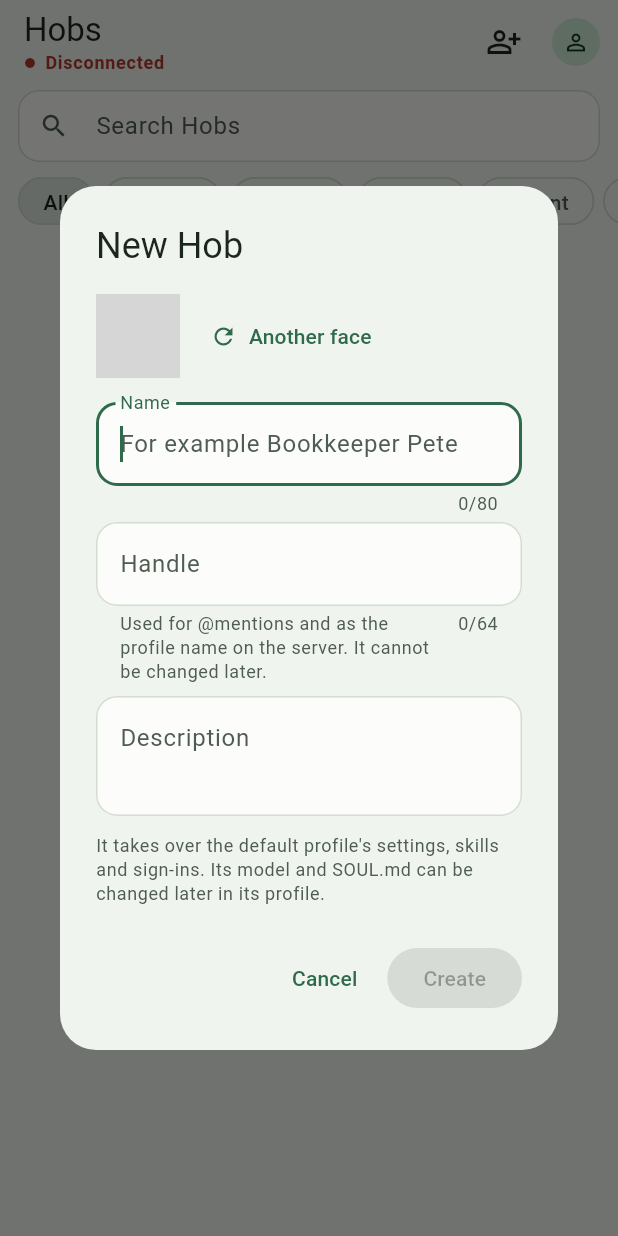
After one commit to danielrataj/hermes-hobs, a Flutter app: the HobsScreen screen opened directly, after a tap on the "person add alt" icon, on a phone screen of 412 x 824 dp. The commit adds this screen. Run offline on Flutter 3.47's test engine with Material 3 defaults, Android fonts, the phone set to English and light mode, and no system bars; our stand-ins replace connectivity_plus, flutter_local_notifications, flutter_markdown_plus, flutter_secure_storage, image_picker, local_auth and 1 more; missing offline and left inert: blobatar_flutter, file_selector, pasteboard, receive_sharing_intent; accounts and stored records are empty; grey boxes are pictures that could not be loaded.

Commit message:
Let a new Hob be created from the app
The Hob list had no way to add a Hob, only to edit existing ones. A person
icon above the list now opens a "New Hob" dialog with a name, a handle,
a description and a blobatar face. The handle follows the name without
accents until edited and is checked against the server's profile name rule
and the roster.

Creating works like the dashboard's New Bot dialog: profiles.create clones
the default profile with shared sign-ins and a SOUL.md naming the Hob's role
and mission, then profiles.configure stores its title and face in ui_meta.
The new Hob's chat opens right after.

```diff
--- a/lib/l10n/strings.dart
+++ b/lib/l10n/strings.dart
@@ -148,6 +148,18 @@ abstract class Strings {
   String get discardChangesTitle;
   String get discardChanges;
   String get keepEditing;
+
+  // --- new hob -------------------------------------------------------------
+  String get newHob;
+  String get newHobHint;
+  String get newHobNameLabel;
+  String get newHobNameHint;
+  String get hobHandleLabel;
+  String get hobHandleHelp;
+  String get hobHandleInvalid;
+  String get hobHandleTaken;
+  String hobCreated(String hob);
+  String hobCreateFailed(String reason);
 
   // --- chat ----------------------------------------------------------------
   String get scheduledJobs;
--- a/lib/l10n/strings_cs.dart
+++ b/lib/l10n/strings_cs.dart
@@ -207,6 +207,32 @@ class StringsCs extends Strings {
   String get discardChanges => 'Zahodit';
   @override
   String get keepEditing => 'Pokračovat';
+
+  // --- new hob -------------------------------------------------------------
+  @override
+  String get newHob => 'Nový Hobík';
+  @override
+  String get newHobHint =>
+      'Převezme nastavení, dovednosti a přihlášení výchozího profilu. Model a SOUL.md jde později upravit v jeho profilu.';
+  @override
+  String get newHobNameLabel => 'Jméno';
+  @override
+  String get newHobNameHint => 'Třeba Účetní Péťa';
+  @override
+  String get hobHandleLabel => 'Identifikátor';
+  @override
+  String get hobHandleHelp =>
+      'Pro @zmínky a název profilu na serveru. Později už nejde změnit.';
+  @override
+  String get hobHandleInvalid =>
+      'Jen malá písmena bez diakritiky, čísla, - a _. Na začátku písmeno nebo číslo.';
+  @override
+  String get hobHandleTaken => 'Tenhle identifikátor už má jiný Hobík.';
+  @override
+  String hobCreated(String hob) => 'Hobík $hob je na světě';
+  @override
+  String hobCreateFailed(String reason) =>
+      'Hobíka se nepodařilo vytvořit: $reason';
 
   // --- chat ----------------------------------------------------------------
   @override
--- a/lib/l10n/strings_en.dart
+++ b/lib/l10n/strings_en.dart
@@ -209,6 +209,31 @@ class StringsEn extends Strings {
   String get discardChanges => 'Discard';
   @override
   String get keepEditing => 'Keep editing';
+
+  // --- new hob -------------------------------------------------------------
+  @override
+  String get newHob => 'New Hob';
+  @override
+  String get newHobHint =>
+      'It takes over the default profile\'s settings, skills and sign-ins. Its model and SOUL.md can be changed later in its profile.';
+  @override
+  String get newHobNameLabel => 'Name';
+  @override
+  String get newHobNameHint => 'For example Bookkeeper Pete';
+  @override
+  String get hobHandleLabel => 'Handle';
+  @override
+  String get hobHandleHelp =>
+      'Used for @mentions and as the profile name on the server. It cannot be changed later.';
+  @override
+  String get hobHandleInvalid =>
+      'Only lowercase letters, numbers, - and _, starting with a letter or number.';
+  @override
+  String get hobHandleTaken => 'Another Hob already has this handle.';
+  @override
+  String hobCreated(String hob) => '$hob is ready';
+  @override
+  String hobCreateFailed(String reason) => 'Could not create the Hob: $reason';
 
   // --- chat ----------------------------------------------------------------
   @override
--- a/lib/state/app_state.dart
+++ b/lib/state/app_state.dart
@@ -893,6 +893,105 @@ class AppState extends ChangeNotifier {
     if (applied is! Map || applied['soul'] != true) {
       throw StateError(Strings.current.hobSaveRefused);
     }
+  }
+
+  // --- new hob -------------------------------------------------------------
+
+  /// The server's rule for a profile name: lowercase letters, numbers, `-`
+  /// or `_`, starting with a letter or number, up to 64 characters.
+  static final hobNamePattern = RegExp(r'^[a-z0-9][a-z0-9_-]{0,63}$');
+
+  static const _accents = {
+    'a': 'áäàâãåą',
+    'c': 'čćç',
+    'd': 'ďđ',
+    'e': 'éěëèêę',
+    'i': 'íïìî',
+    'l': 'ľĺł',
+    'n': 'ňńñ',
+    'o': 'óöòôõőø',
+    'r': 'řŕ',
+    's': 'šśş',
+    't': 'ťţ',
+    'u': 'úůüùûű',
+    'y': 'ýÿ',
+    'z': 'žźż',
+  };
+
+  static final Map<String, String> _fold = {
+    for (final e in _accents.entries)
+      for (final ch in e.value.split('')) ch: e.key,
+  };
+
+  /// The profile name a Hob called [title] gets: accents dropped, anything
+  /// else than a letter or a number turned into a dash ("Účetní Péťa" →
+  /// `ucetni-peta`). Empty when nothing usable is left.
+  static String hobNameFor(String title) {
+    final folded = title
+        .trim()
+        .toLowerCase()
+        .split('')
+        .map((ch) => _fold[ch] ?? ch)
+        .join()
+        .replaceAll(RegExp(r'[^a-z0-9_-]+'), '-')
+        .replaceAll(RegExp(r'-{2,}'), '-');
+    String trim(String s) => s.replaceAll(RegExp(r'^[-_]+|[-_]+$'), '');
+    final slug = trim(folded);
+    return slug.length <= 64 ? slug : trim(slug.substring(0, 64));
+  }
+
+  /// Whether a Hob named [name] already exists (hidden ones included).
+  bool hobNameTaken(String name) => name == 'default' || hobNamed(name) != null;
+
+  /// Creates a new Hob the way the dashboard's New Bot dialog does: a profile
+  /// cloned from the default one (its config, skills and shared sign-ins),
+  /// a SOUL.md introducing it, and its title and face in `ui_meta`. Returns
+  /// the new Hob as the roster lists it. Throws when the server refuses.
+  Future<Hob> createHob({
+    required String name,
+    String title = '',
+    String description = '',
+    String shape = 'blobatar',
+  }) async {
+    final rpc = _connected;
+    final role = title.trim();
+    final mission = description.trim();
+    final shown = role.isEmpty ? name : role;
+    await rpc.requestWith('profiles.create', {
+      'name': name,
+      'description': ?(mission.isEmpty ? null : mission),
+      'clone_from': 'default',
+      'share_auth': true,
+      'soul': [
+        '# $shown',
+        '',
+        if (role.isNotEmpty) '**Role:** $role',
+        if (mission.isNotEmpty) '**Mission:** $mission',
+        '',
+        'You are $shown, a persistent named agent (profile `$name`) on this '
+            'machine.',
+        'You keep your own memory, skills, and conversation history across '
+            'sessions.',
+      ].join('\n'),
+    }, timeout: const Duration(seconds: 60));
+    // The profile exists now; its look is a nicety the profile screen can
+    // still fix, so a refused write does not fail the creation.
+    try {
+      await rpc.request('profiles.configure', {
+        'name': name,
+        'ui_meta': {
+          Hob.metaKey: {
+            'shape': shape,
+            'imageKind': 'shape',
+            'title': ?(role.isEmpty ? null : role),
+            'created': DateTime.now().millisecondsSinceEpoch,
+          },
+        },
+      });
+    } catch (_) {}
+    await refreshHobs(silent: true);
+    return hobNamed(name) ??
+        Hob(name: name, displayName: shown, description: mission, shape: shape);
   }
 
   static void _checkCli(Object? res) {
--- a/lib/ui/hobs_screen.dart
+++ b/lib/ui/hobs_screen.dart
@@ -16,6 +16,7 @@ import 'chat_screen.dart';
 import 'format.dart';
 import 'group_chat_screen.dart';
 import 'new_group_sheet.dart';
+import 'new_hob_dialog.dart';
 import 'settings_screen.dart';
 import 'share_target_sheet.dart';
 import 'theme.dart';
@@ -144,6 +145,17 @@ class _HobsScreenState extends State<HobsScreen> {
     await _openGroup(room, wide);
   }
 
+  Future<void> _newHob(bool wide) async {
+    final messenger = ScaffoldMessenger.of(context);
+    final s = Strings.of(context);
+    final hob = await showNewHobDialog(context);
+    if (hob == null || !mounted) return;
+    messenger.showSnackBar(
+      SnackBar(content: Text(s.hobCreated(hob.displayName))),
+    );
+    await _open(hob, wide);
+  }
+
   @override
   Widget build(BuildContext context) {
     final app = context.watch<AppState>();
@@ -167,6 +179,7 @@ class _HobsScreenState extends State<HobsScreen> {
           onOpen: (b) => _open(b, wide),
           onOpenGroup: (r) => _openGroup(r, wide),
           onNewGroup: () => _newGroup(wide),
+          onNewHob: () => _newHob(wide),
         );
         if (!wide) return list;
         // Both panes are Scaffolds. Under one outer Scaffold neither is a
@@ -234,6 +247,7 @@ class _HobList extends StatefulWidget {
     required this.onOpen,
     required this.onOpenGroup,
     required this.onNewGroup,
+    required this.onNewHob,
     this.selected,
     this.selectedGroup,
   });
@@ -241,6 +255,7 @@ class _HobList extends StatefulWidget {
   final void Function(Hob hob) onOpen;
   final void Function(GroupRoom room) onOpenGroup;
   final VoidCallback onNewGroup;
+  final VoidCallback onNewHob;
   final String? selected;
   final String? selectedGroup;
 
@@ -294,6 +309,11 @@ class _HobListState extends State<_HobList> {
           ],
         ),
         actions: [
+          IconButton(
+            tooltip: s.newHob,
+            onPressed: widget.onNewHob,
+            icon: const Icon(Icons.person_add_alt_outlined),
+          ),
           if (app.groupsSupported == true)
             IconButton(
               tooltip: s.newGroupChat,
--- /dev/null
+++ b/lib/ui/new_hob_dialog.dart
@@ -0,0 +1,219 @@
+import 'dart:math';
+
+import 'package:flutter/material.dart';
+import 'package:provider/provider.dart';
+
+import '../api/models.dart';
+import '../l10n/strings.dart';
+import '../state/app_state.dart';
+import 'hob_avatar.dart';
+
+/// Asks for a new Hob's name, handle and description and creates it. Returns
+/// the new Hob, or null when the user backed out.
+Future<Hob?> showNewHobDialog(BuildContext context) => showDialog<Hob>(
+  context: context,
+  barrierDismissible: false,
+  builder: (_) => const _NewHobDialog(),
+);
+
+class _NewHobDialog extends StatefulWidget {
+  const _NewHobDialog();
+
+  @override
+  State<_NewHobDialog> createState() => _NewHobDialogState();
+}
+
+class _NewHobDialogState extends State<_NewHobDialog> {
+  final _name = TextEditingController();
+  final _handle = TextEditingController();
+  final _description = TextEditingController();
+
+  /// The handle follows the name until the user types one of their own.
+  bool _handleEdited = false;
+
+  /// Null until "Another face" is tapped: then the face no longer follows
+  /// the handle.
+  String? _seed;
+
+  bool _creating = false;
+  String? _error;
+
+  @override
+  void dispose() {
+    _name.dispose();
+    _handle.dispose();
+    _description.dispose();
+    super.dispose();
+  }
+
+  String get _slug => _handle.text.trim();
+
+  String get _shape => HobAvatar.blobShape(_seed ?? '', null);
+
+  /// Why the handle cannot be used, or null when it can.
+  String? _handleProblem(AppState app, Strings s) {
+    if (_slug.isEmpty) return null;
+    if (!AppState.hobNamePattern.hasMatch(_slug)) return s.hobHandleInvalid;
+    if (app.hobNameTaken(_slug)) return s.hobHandleTaken;
+    return null;
+  }
+
+  void _nameChanged(String text) {
+    setState(() {
+      if (!_handleEdited) _handle.text = AppState.hobNameFor(text);
+      _error = null;
+    });
+  }
+
+  void _randomizeFace() {
+    final r = Random();
+    const chars = 'abcdefghijklmnopqrstuvwxyz0123456789';
+    setState(
+      () => _seed = [for (var i = 0; i < 8; i++) chars[r.nextInt(36)]].join(),
+    );
+  }
+
+  Future<void> _create(AppState app) async {
+    setState(() {
+      _creating = true;
+      _error = null;
+    });
+    try {
+      final hob = await app.createHob(
+        name: _slug,
+        title: _name.text,
+        description: _description.text,
+        shape: _shape,
+      );
+      if (mounted) Navigator.pop(context, hob);
+    } catch (e) {
+      if (!mounted) return;
+      setState(() {
+        _creating = false;
+        _error = Strings.of(context).hobCreateFailed(AppState.describeError(e));
+      });
+    }
+  }
+
+  @override
+  Widget build(BuildContext context) {
+    final app = context.watch<AppState>();
+    final s = Strings.of(context);
+    final theme = Theme.of(context);
+    final problem = _handleProblem(app, s);
+    final canCreate = !_creating && _slug.isNotEmpty && problem == null;
+    final title = _name.text.trim();
+    final preview = Hob(
+      name: _slug,
+      displayName: title.isEmpty ? _slug : title,
+      shape: _shape,
+    );
+    return AlertDialog(
+      title: Text(s.newHob),
+      content: SizedBox(
+        width: 420,
+        child: SingleChildScrollView(
+          child: Column(
+            mainAxisSize: MainAxisSize.min,
+            crossAxisAlignment: CrossAxisAlignment.stretch,
+            children: [
+              Row(
+                children: [
+                  HobAvatar(
+                    hob: preview,
+                    size: 56,
+                    face: HobAvatar.resolve(
+                      name: _slug.isEmpty ? 'hob' : _slug,
+                      shape: _shape,
+                    ),
+                  ),
+                  const SizedBox(width: 8),
+                  TextButton.icon(
+                    onPressed: _creating ? null : _randomizeFace,
+                    icon: const Icon(Icons.refresh, size: 18),
+                    label: Text(s.randomizeFace),
+                  ),
+                ],
+              ),
+              const SizedBox(height: 16),
+              TextField(
+                controller: _name,
+                enabled: !_creating,
+                autofocus: true,
+                maxLength: 80,
+                textCapitalization: TextCapitalization.sentences,
+                textInputAction: TextInputAction.next,
+                onChanged: _nameChanged,
+                decoration: InputDecoration(
+                  labelText: s.newHobNameLabel,
+                  hintText: s.newHobNameHint,
+                ),
+              ),
+              const SizedBox(height: 4),
+              TextField(
+                controller: _handle,
+                enabled: !_creating,
+                maxLength: 64,
+                autocorrect: false,
+                enableSuggestions: false,
+                textInputAction: TextInputAction.next,
+                onChanged: (_) => setState(() {
+                  _handleEdited = true;
+                  _error = null;
+                }),
+                decoration: InputDecoration(
+                  labelText: s.hobHandleLabel,
+                  prefixText: '@',
+                  helperText: s.hobHandleHelp,
+                  helperMaxLines: 3,
+                  errorText: problem,
+                  errorMaxLines: 3,
+                ),
+              ),
+              const SizedBox(height: 8),
+              TextField(
+                controller: _description,
+                enabled: !_creating,
+                minLines: 2,
+                maxLines: 5,
+                textCapitalization: TextCapitalization.sentences,
+                decoration: InputDecoration(
+                  labelText: s.hobDescriptionLabel,
+                  hintText: s.hobDescriptionHint,
+                  alignLabelWithHint: true,
+                ),
+              ),
+              const SizedBox(height: 12),
+              Text(
+                s.newHobHint,
+                style: theme.textTheme.bodySmall?.copyWith(
+                  color: theme.colorScheme.onSurfaceVariant,
+                ),
+              ),
+              if (_error != null) ...[
+                const SizedBox(height: 12),
+                Text(_error!, style: TextStyle(color: theme.colorScheme.error)),
+              ],
+            ],
+          ),
+        ),
+      ),
+      actions: [
+        TextButton(
+          onPressed: _creating ? null : () => Navigator.pop(context),
+          child: Text(s.cancel),
+        ),
+        FilledButton(
+          onPressed: canCreate ? () => _create(app) : null,
+          child: _creating
+              ? const SizedBox(
+                  width: 16,
+                  height: 16,
+                  child: CircularProgressIndicator(strokeWidth: 2),
+                )
+              : Text(s.create),
+        ),
+      ],
+    );
+  }
+}
```
Also changed, not shown: 3 other files.
